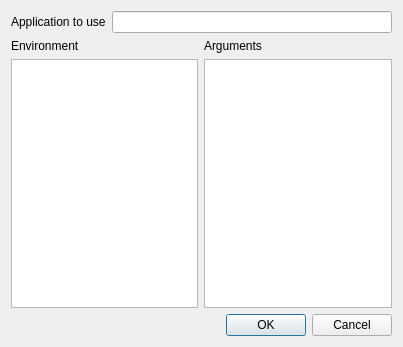
Qt form src/previewSettings.ui (smunaut/v4l2ucp-qt5) before a commit.
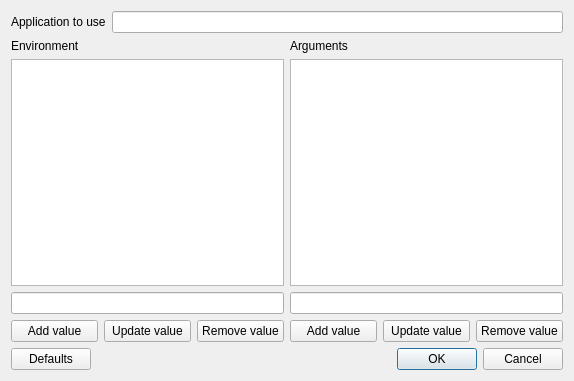
The same form after that commit.

Commit message: Added neccessary controls to the preview settings dialog

Patch:
```diff
--- a/src/previewSettings.ui
+++ b/src/previewSettings.ui
@@ -6,8 +6,8 @@
    <rect>
     <x>0</x>
     <y>0</y>
-    <width>403</width>
-    <height>347</height>
+    <width>574</width>
+    <height>381</height>
    </rect>
   </property>
   <property name="windowTitle">
@@ -31,7 +31,7 @@
       </layout>
      </item>
      <item>
-      <layout class="QHBoxLayout" name="horizontalLayout_2">
+      <layout class="QHBoxLayout" name="horizontalLayout_5">
        <item>
         <layout class="QVBoxLayout" name="verticalLayout">
          <item>
@@ -44,6 +44,34 @@
          <item>
           <widget class="QListWidget" name="envList"/>
          </item>
+         <item>
+          <widget class="QLineEdit" name="envEdit"/>
+         </item>
+         <item>
+          <layout class="QHBoxLayout" name="horizontalLayout_2">
+           <item>
+            <widget class="QPushButton" name="addEnvBut">
+             <property name="text">
+              <string>Add value</string>
+             </property>
+            </widget>
+           </item>
+           <item>
+            <widget class="QPushButton" name="updateEnvBut">
+             <property name="text">
+              <string>Update value</string>
+             </property>
+            </widget>
+           </item>
+           <item>
+            <widget class="QPushButton" name="removeEnvBut">
+             <property name="text">
+              <string>Remove value</string>
+             </property>
+            </widget>
+           </item>
+          </layout>
+         </item>
         </layout>
        </item>
        <item>
@@ -58,19 +86,71 @@
          <item>
           <widget class="QListWidget" name="argList"/>
          </item>
+         <item>
+          <widget class="QLineEdit" name="argEdit"/>
+         </item>
+         <item>
+          <layout class="QHBoxLayout" name="horizontalLayout_3">
+           <item>
+            <widget class="QPushButton" name="addArgBut">
+             <property name="text">
+              <string>Add value</string>
+             </property>
+            </widget>
+           </item>
+           <item>
+            <widget class="QPushButton" name="updateArgBut">
+             <property name="text">
+              <string>Update value</string>
+             </property>
+            </widget>
+           </item>
+           <item>
+            <widget class="QPushButton" name="removeArgBut">
+             <property name="text">
+              <string>Remove value</string>
+             </property>
+            </widget>
+           </item>
+          </layout>
+         </item>
         </layout>
        </item>
       </layout>
      </item>
      <item>
-      <widget class="QDialogButtonBox" name="buttonBox">
-       <property name="orientation">
-        <enum>Qt::Horizontal</enum>
-       </property>
-       <property name="standardButtons">
-        <set>QDialogButtonBox::Cancel|QDialogButtonBox::Ok</set>
-       </property>
-      </widget>
+      <layout class="QHBoxLayout" name="horizontalLayout_4">
+       <item>
+        <widget class="QPushButton" name="defaultsBut">
+         <property name="text">
+          <string>Defaults</string>
+         </property>
+        </widget>
+       </item>
+       <item>
+        <spacer name="horizontalSpacer">
+         <property name="orientation">
+          <enum>Qt::Horizontal</enum>
+         </property>
+         <property name="sizeHint" stdset="0">
+          <size>
+           <width>40</width>
+           <height>20</height>
+          </size>
+         </property>
+        </spacer>
+       </item>
+       <item>
+        <widget class="QDialogButtonBox" name="buttonBox">
+         <property name="orientation">
+          <enum>Qt::Horizontal</enum>
+         </property>
+         <property name="standardButtons">
+          <set>QDialogButtonBox::Cancel|QDialogButtonBox::Ok</set>
+         </property>
+        </widget>
+       </item>
+      </layout>
      </item>
     </layout>
    </item>
```
